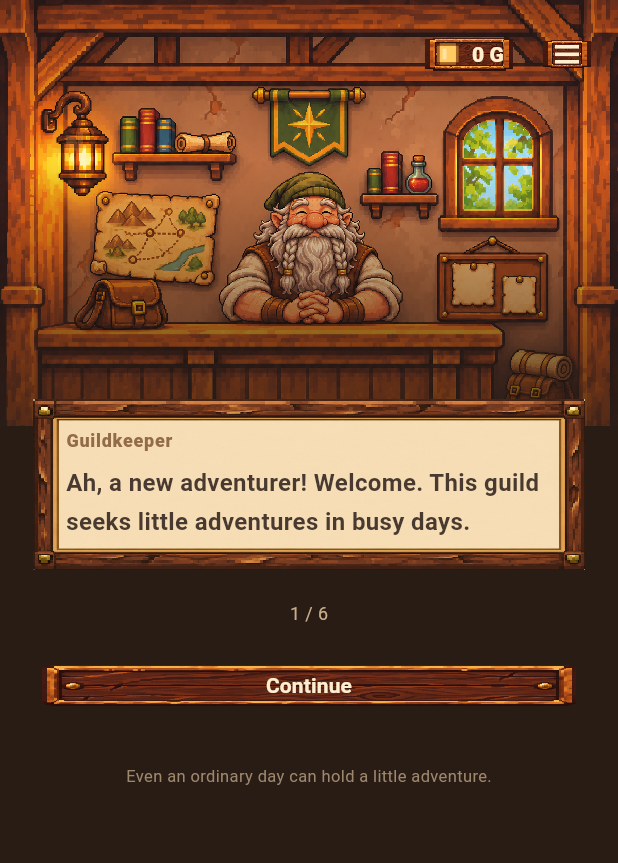
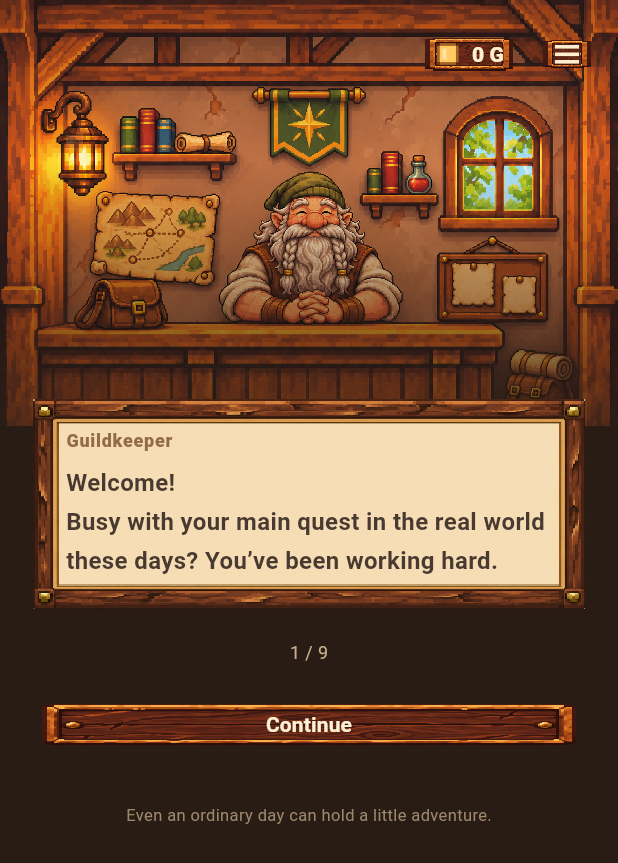
Before and after one commit to juson082/little-adventure-guild, a Flutter app: the screen it shows after launch, on a phone screen of 412 x 824 dp. Shown: the top 863 px of the screen. Run offline on Flutter 3.47's test engine with Material 3 defaults, Android fonts, the phone set to English and light mode, and no system bars; our stand-ins replace shared_preferences; Roboto replaces fonts that are missing (Galmuri).

Commit message:
Update guildkeeper tutorial

```diff
--- a/lib/guild_content.dart
+++ b/lib/guild_content.dart
@@ -14,10 +14,16 @@ const quests = <(String, String)>[
 
 // 첫 실행에서 길드주인이 들려주는 안내입니다. 자유롭게 수정할 수 있습니다.
 const guildTutorial = <String>[
-  '오, 새로운 모험가로구나! 어서 와. 여긴 바쁜 하루 속 작은 모험을 찾는 길드야.',
-  '매일 양피지 하나를 건네줄게. 그 안에는 네가 오늘 만날 수 있는 작은 의뢰가 적혀 있어.',
-  '의뢰를 마쳤다면 퀘스트 완료를, 오늘은 못 했다면 퀘스트 실패를 눌러 줘. 못 해도 괜찮아. 길드는 언제나 열려 있으니까.',
-  '정말 마쳤는지 어떻게 아냐고? 허허, 우리 길드에는 감시 마법이 없어. 네 보고를 믿는 게 이곳의 오래된 규칙이지.',
-  '의뢰를 완료하면 골드를 줄게. 길드 메뉴의 꾸미기에서 모은 골드로 장식을 사고, 이곳에 놓을 수 있어.',
-  '자, 서두를 필요 없어. 양피지를 열고 오늘의 작은 모험을 만나 봐!',
+  '어서 와!\n요즘 리얼 월드에서 메인 퀘스트를 하느라 바쁘지? 고생이 많구먼.',
+  '걱정 마. 우리 길드에서는 메인 퀘스트는 취급하지 않아.\n여기선 하루에 하나씩, 작은 서브퀘스트를 줄 거야.',
+  '의뢰서를 열어 보고, 마음이 가면 한 번 해 봐.\n끝나면 성공했는지 실패했는지 나한테 보고해 주면 돼.',
+  '퀘스트에 성공하면 골드를 줄게.\n모은 골드로는 길드 내부를 자네 취향대로 꾸밀 수 있어.',
+  '응? 성공했는지 자기가 직접 보고하는 거냐고?',
+  '자네가 퀘스트를 잘하고 있는지 알아보려면 감시 마법을 써야 하잖아.\n그런데 우리 길드엔 마법사가 없거든!',
+  '뭐, 마법사가 있었다 해도 굳이 감시하진 않았을 거야.\n난 자네를 믿으니까!',
+  '그러니 퀘스트가 끝나면 양심껏 보고해 줘.\n실패해도 괜찮아. 내일이면 또 다른 의뢰가 찾아올 테니까.',
+  '자, 그럼 오늘의 의뢰서를 받게!',
 ];
+
+// 이 대사를 넘기면 대화창이 잠시 닫힙니다.
+const tutorialPauseAfterStep = 3;
--- a/lib/main.dart
+++ b/lib/main.dart
@@ -76,6 +76,8 @@ class _GuildHomeState extends State<GuildHome> with WidgetsBindingObserver {
   bool busy = false;
   Timer? dateTimer;
   Timer? greetingTimer;
+  Timer? tutorialPauseTimer;
+  bool tutorialPaused = false;
   bool greetingFinished = false;
   bool? tutorialComplete;
   String? languageOverride;
@@ -107,6 +109,7 @@ class _GuildHomeState extends State<GuildHome> with WidgetsBindingObserver {
   @override
   void dispose() {
     greetingTimer?.cancel();
+    tutorialPauseTimer?.cancel();
     dateTimer?.cancel();
     WidgetsBinding.instance.removeObserver(this);
     super.dispose();
@@ -181,9 +184,21 @@ class _GuildHomeState extends State<GuildHome> with WidgetsBindingObserver {
   }
 
   Future<void> advanceTutorial() async {
-    if (busy || prefs == null) return;
+    if (busy || tutorialPaused || prefs == null) return;
     if (tutorialStep < guildTutorial.length - 1) {
-      setState(() => tutorialStep++);
+      if (tutorialStep == tutorialPauseAfterStep) {
+        setState(() => tutorialPaused = true);
+        tutorialPauseTimer = Timer(const Duration(seconds: 3), () {
+          if (mounted) {
+            setState(() {
+              tutorialStep++;
+              tutorialPaused = false;
+            });
+          }
+        });
+      } else {
+        setState(() => tutorialStep++);
+      }
       return;
     }
     setState(() => busy = true);
@@ -194,10 +209,9 @@ class _GuildHomeState extends State<GuildHome> with WidgetsBindingObserver {
       if (mounted) {
         setState(() {
           tutorialComplete = true;
-          greetingFinished = false;
+          greetingFinished = true;
         });
       }
-      startGreeting();
     } catch (_) {
       if (mounted) {
         ScaffoldMessenger.of(context).showSnackBar(
@@ -584,7 +598,7 @@ class _GuildHomeState extends State<GuildHome> with WidgetsBindingObserver {
                 child: Column(
                     crossAxisAlignment: CrossAxisAlignment.stretch,
                     children: [
-                      PixelPanel(
+                      if (!tutorialPaused) PixelPanel(
                           child: Column(
                               crossAxisAlignment: CrossAxisAlignment.start,
                               children: [
@@ -607,7 +621,9 @@ class _GuildHomeState extends State<GuildHome> with WidgetsBindingObserver {
                                     height: 1.6)),
                           ])),
                       const SizedBox(height: 20),
-                      if (tutorialComplete == false) ...[
+                      if (tutorialPaused)
+                        const SizedBox.shrink()
+                      else if (tutorialComplete == false) ...[
                         Center(
                             child: Text(
                                 '${tutorialStep + 1} / ${guildTutorial.length}',
--- a/lib/translations.dart
+++ b/lib/translations.dart
@@ -35,6 +35,23 @@ const translations = <String, Map<String, String>>{
         'Suggestions are coming soon. Supporting the guild does not affect selection.',
     '모험 시작하기': 'Begin the adventure',
     '다음 이야기': 'Continue',
+    '어서 와!\n요즘 리얼 월드에서 메인 퀘스트를 하느라 바쁘지? 고생이 많구먼.':
+        'Welcome!\nBusy with your main quest in the real world these days? You’ve been working hard.',
+    '걱정 마. 우리 길드에서는 메인 퀘스트는 취급하지 않아.\n여기선 하루에 하나씩, 작은 서브퀘스트를 줄 거야.':
+        'Don’t worry. Our guild doesn’t deal in main quests.\nHere, I’ll give you one small side quest each day.',
+    '의뢰서를 열어 보고, 마음이 가면 한 번 해 봐.\n끝나면 성공했는지 실패했는지 나한테 보고해 주면 돼.':
+        'Open the quest scroll and give it a try if you feel like it.\nWhen you’re done, just report whether you succeeded or failed.',
+    '퀘스트에 성공하면 골드를 줄게.\n모은 골드로는 길드 내부를 자네 취향대로 꾸밀 수 있어.':
+        'Succeed at a quest and I’ll give you gold.\nYou can use the gold you collect to decorate the guild as you like.',
+    '응? 성공했는지 자기가 직접 보고하는 거냐고?':
+        'Hm? You’re asking if you report your own success?',
+    '자네가 퀘스트를 잘하고 있는지 알아보려면 감시 마법을 써야 하잖아.\n그런데 우리 길드엔 마법사가 없거든!':
+        'We’d need a watching spell to check how your quest is going.\nBut our guild doesn’t have a mage!',
+    '뭐, 마법사가 있었다 해도 굳이 감시하진 않았을 거야.\n난 자네를 믿으니까!':
+        'Well, even if we had a mage, I wouldn’t bother watching you.\nI trust you!',
+    '그러니 퀘스트가 끝나면 양심껏 보고해 줘.\n실패해도 괜찮아. 내일이면 또 다른 의뢰가 찾아올 테니까.':
+        'So when your quest is over, just report honestly.\nIt’s fine to fail. Another quest will arrive tomorrow.',
+    '자, 그럼 오늘의 의뢰서를 받게!': 'Now, take today’s quest scroll!',
     '길드주인의 이야기를 듣고 있어요…': 'Listening to the guildkeeper…',
     '오늘의 의뢰가 도착했어요': 'Today’s quest has arrived',
     '양피지 열기': 'Open the scroll',
@@ -113,6 +130,23 @@ const translations = <String, Map<String, String>>{
         '依頼の受付は準備中です。支援の有無は採用に影響しません。',
     '모험 시작하기': '冒険を始める',
     '다음 이야기': '次の話へ',
+    '어서 와!\n요즘 리얼 월드에서 메인 퀘스트를 하느라 바쁘지? 고생이 많구먼.':
+        'ようこそ！\n最近はリアルワールドでメインクエストに忙しいんじゃろう？ お疲れさん。',
+    '걱정 마. 우리 길드에서는 메인 퀘스트는 취급하지 않아.\n여기선 하루에 하나씩, 작은 서브퀘스트를 줄 거야.':
+        '心配せんでいい。うちのギルドではメインクエストは扱っておらん。\nここでは一日に一つ、小さなサブクエストを渡そう。',
+    '의뢰서를 열어 보고, 마음이 가면 한 번 해 봐.\n끝나면 성공했는지 실패했는지 나한테 보고해 주면 돼.':
+        '依頼書を開いて、気が向いたらやってみてくれ。\n終わったら、成功か失敗かをわしに報告するだけでいい。',
+    '퀘스트에 성공하면 골드를 줄게.\n모은 골드로는 길드 내부를 자네 취향대로 꾸밀 수 있어.':
+        'クエストに成功したらゴールドを渡そう。\n集めたゴールドで、ギルドの中を好きなように飾れるぞ。',
+    '응? 성공했는지 자기가 직접 보고하는 거냐고?':
+        'ん？ 成功したかどうか、自分で報告するのかって？',
+    '자네가 퀘스트를 잘하고 있는지 알아보려면 감시 마법을 써야 하잖아.\n그런데 우리 길드엔 마법사가 없거든!':
+        'クエストの様子を確かめるには、監視の魔法が必要じゃろう。\nところが、うちのギルドには魔法使いがおらんのじゃ！',
+    '뭐, 마법사가 있었다 해도 굳이 감시하진 않았을 거야.\n난 자네를 믿으니까!':
+        'まあ、魔法使いがいたとしても、わざわざ監視はせんよ。\nわしはおぬしを信じておるからな！',
+    '그러니 퀘스트가 끝나면 양심껏 보고해 줘.\n실패해도 괜찮아. 내일이면 또 다른 의뢰가 찾아올 테니까.':
+        'だからクエストが終わったら、正直に報告しておくれ。\n失敗しても大丈夫。明日になれば、また別の依頼が届くからな。',
+    '자, 그럼 오늘의 의뢰서를 받게!': 'さあ、それでは今日の依頼書を受け取るがよい！',
     '길드주인의 이야기를 듣고 있어요…': 'ギルドの主人の話を聞いています…',
     '오늘의 의뢰가 도착했어요': '今日の依頼が届きました',
     '양피지 열기': '巻物を開く',
```
